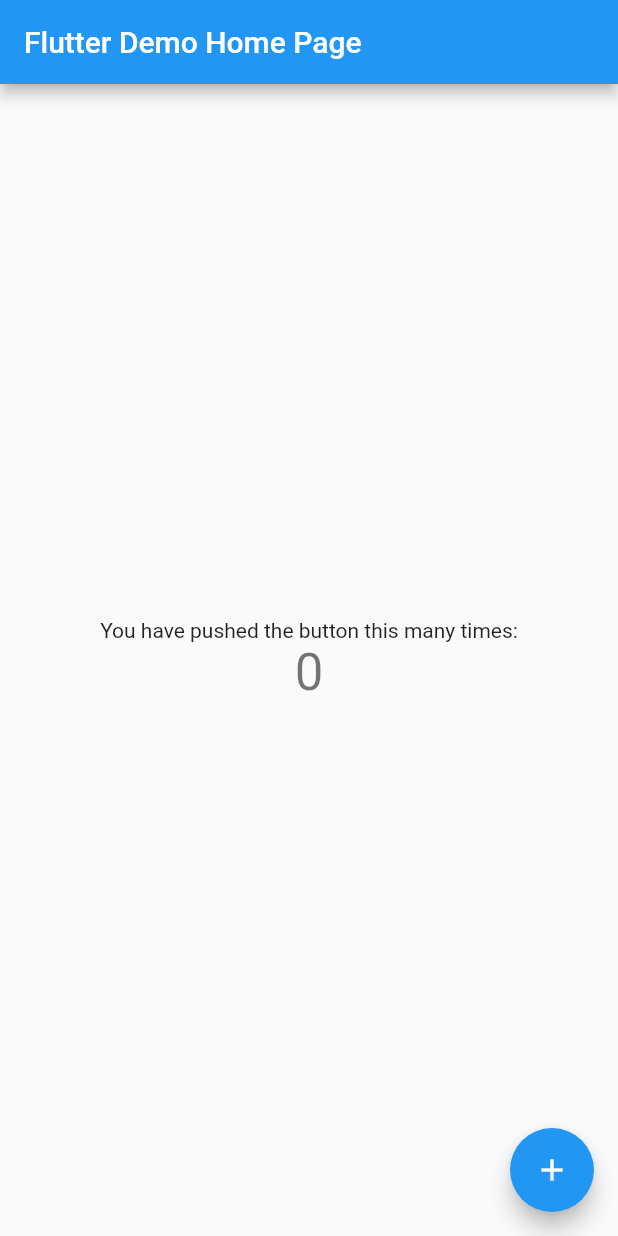
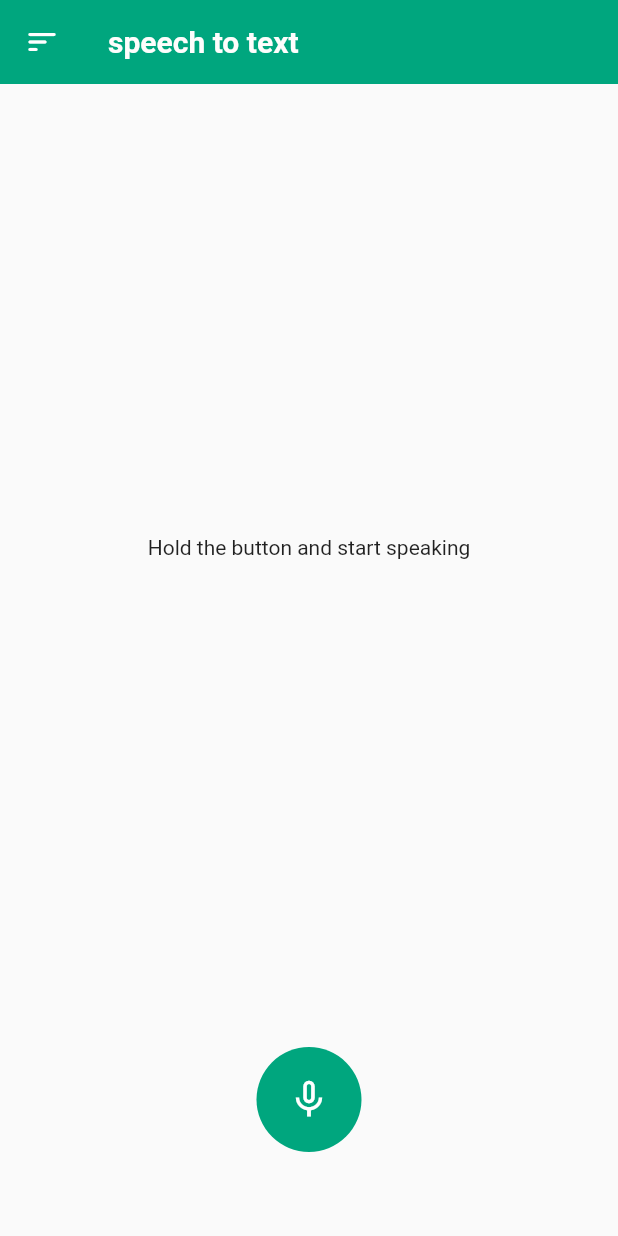
Before and after one commit to smahesh77/Flutter-Voice-Assistant, a Flutter app: the screen it shows after launch, on a phone screen of 412 x 824 dp. Run offline on Flutter 3.47's test engine with Material 2 defaults, Android fonts, the phone set to English and light mode, and no system bars; drawn by our look-alikes of avatar_glow; our stand-ins replace speech_to_text.

Commit message:
speech to text implimeneted

```diff
--- /dev/null
+++ b/lib/colors.dart
@@ -0,0 +1,4 @@
+import 'package:flutter/material.dart';
+
+const bgColor = Color(0xff00A67E);
+const textColor = Color(0xffFEFDFc);
--- a/lib/main.dart
+++ b/lib/main.dart
@@ -1,4 +1,5 @@
 import 'package:flutter/material.dart';
+import 'package:voice_assistant/speechScreen.dart';
 
 void main() {
   runApp(const MyApp());
@@ -11,105 +12,13 @@ class MyApp extends StatelessWidget {
   @override
   Widget build(BuildContext context) {
     return MaterialApp(
-      title: 'Flutter Demo',
+      title: 'Speech to Text',
       theme: ThemeData(
-        // This is the theme of your application.
-        //
-        // Try running your application with "flutter run". You'll see the
-        // application has a blue toolbar. Then, without quitting the app, try
-        // changing the primarySwatch below to Colors.green and then invoke
-        // "hot reload" (press "r" in the console where you ran "flutter run",
-        // or simply save your changes to "hot reload" in a Flutter IDE).
-        // Notice that the counter didn't reset back to zero; the application
-        // is not restarted.
+
         primarySwatch: Colors.blue,
       ),
-      home: const MyHomePage(title: 'Flutter Demo Home Page'),
+      home: SpeechScreen(),
+      debugShowCheckedModeBanner: false,
     );
   }
 }
-
-class MyHomePage extends StatefulWidget {
-  const MyHomePage({super.key, required this.title});
-
-  // This widget is the home page of your application. It is stateful, meaning
-  // that it has a State object (defined below) that contains fields that affect
-  // how it looks.
-
-  // This class is the configuration for the state. It holds the values (in this
-  // case the title) provided by the parent (in this case the App widget) and
-  // used by the build method of the State. Fields in a Widget subclass are
-  // always marked "final".
-
-  final String title;
-
-  @override
-  State<MyHomePage> createState() => _MyHomePageState();
-}
-
-class _MyHomePageState extends State<MyHomePage> {
-  int _counter = 0;
-
-  void _incrementCounter() {
-    setState(() {
-      // This call to setState tells the Flutter framework that something has
-      // changed in this State, which causes it to rerun the build method below
-      // so that the display can reflect the updated values. If we changed
-      // _counter without calling setState(), then the build method would not be
-      // called again, and so nothing would appear to happen.
-      _counter++;
-    });
-  }
-
-  @override
-  Widget build(BuildContext context) {
-    // This method is rerun every time setState is called, for instance as done
-    // by the _incrementCounter method above.
-    //
-    // The Flutter framework has been optimized to make rerunning build methods
-    // fast, so that you can just rebuild anything that needs updating rather
-    // than having to individually change instances of widgets.
-    return Scaffold(
-      appBar: AppBar(
-        // Here we take the value from the MyHomePage object that was created by
-        // the App.build method, and use it to set our appbar title.
-        title: Text(widget.title),
-      ),
-      body: Center(
-        // Center is a layout widget. It takes a single child and positions it
-        // in the middle of the parent.
-        child: Column(
-          // Column is also a layout widget. It takes a list of children and
-          // arranges them vertically. By default, it sizes itself to fit its
-          // children horizontally, and tries to be as tall as its parent.
-          //
-          // Invoke "debug painting" (press "p" in the console, choose the
-          // "Toggle Debug Paint" action from the Flutter Inspector in Android
-          // Studio, or the "Toggle Debug Paint" command in Visual Studio Code)
-          // to see the wireframe for each widget.
-          //
-          // Column has various properties to control how it sizes itself and
-          // how it positions its children. Here we use mainAxisAlignment to
-          // center the children vertically; the main axis here is the vertical
-          // axis because Columns are vertical (the cross axis would be
-          // horizontal).
-          mainAxisAlignment: MainAxisAlignment.center,
-          children: <Widget>[
-            const Text(
-              'You have pushed the button this many times:',
-            ),
-            Text(
-              '$_counter',
-              style: Theme.of(context).textTheme.headlineMedium,
-            ),
-          ],
-        ),
-      ),
-      floatingActionButton: FloatingActionButton(
-        onPressed: _incrementCounter,
-        tooltip: 'Increment',
-        child: const Icon(Icons.add),
-      ), // This trailing comma makes auto-formatting nicer for build methods.
-    );
-  }
-}
--- /dev/null
+++ b/lib/speechScreen.dart
@@ -0,0 +1,89 @@
+import 'package:avatar_glow/avatar_glow.dart';
+import 'package:flutter/material.dart';
+import 'package:flutter/src/widgets/framework.dart';
+import 'package:flutter/src/widgets/placeholder.dart';
+import 'package:speech_to_text/speech_to_text.dart';
+import 'package:voice_assistant/colors.dart';
+
+class SpeechScreen extends StatefulWidget {
+  const SpeechScreen({super.key});
+
+  @override
+  State<SpeechScreen> createState() => _SpeechScreenState();
+}
+
+class _SpeechScreenState extends State<SpeechScreen> {
+  SpeechToText speechtotext = SpeechToText();
+  var text = "Hold the button and start speaking";
+  var isListening = false;
+
+  @override
+  Widget build(BuildContext context) {
+    return Scaffold(
+        appBar: AppBar(
+          leading: IconButton(
+              onPressed: () {}, icon: const Icon(Icons.sort_rounded)),
+          backgroundColor: bgColor,
+          elevation: 0.0,
+          title: const Text(
+            "speech to text",
+            style: TextStyle(fontWeight: FontWeight.w600, color: textColor),
+          ),
+        ),
+        body: Container(
+          //color: Colors.blue,
+          padding: const EdgeInsets.symmetric(horizontal: 24, vertical: 16),
+          margin: const EdgeInsets.only(bottom: 150),
+          child: Center(
+              child: Text(
+            text,
+          )),
+        ),
+        floatingActionButtonLocation:
+            FloatingActionButtonLocation.centerFloat, // to set it to center
+        floatingActionButton: AvatarGlow(
+          endRadius: 75.0,
+          animate: isListening,
+          duration: Duration(milliseconds: 2000),
+          glowColor: bgColor,
+          repeat: true,
+          repeatPauseDuration: Duration(milliseconds: -500),
+          showTwoGlows: true,
+          child: GestureDetector(
+            onTapDown: (deets) async {
+              if (!isListening) {
+                var available = await speechtotext.initialize();
+                if (available) {
+                  setState(() {
+                    isListening = true;
+                    speechtotext.listen(onResult: (result) {
+                      setState(() {
+                        text = result.recognizedWords;
+                      });
+                    });
+                  });
+                }
+              }
+            },
+            onTapUp: (deets) {
+              setState(() {
+                isListening = false;
+              });
+              speechtotext.stop();
+            },
+            child: CircleAvatar(
+              backgroundColor: bgColor,
+              radius: 35,
+              child: Icon(
+                isListening
+                    ? Icons.mic
+                    : Icons
+                        .mic_none, // to change the icon as per the value of islintening
+                color: Colors.white,
+                size: 30,
+              ),
+            ),
+          ),
+        ));
+  }
+}
--- a/pubspec.yaml
+++ b/pubspec.yaml
@@ -35,6 +35,8 @@ dependencies:
   # The following adds the Cupertino Icons font to your application.
   # Use with the CupertinoIcons class for iOS style icons.
   cupertino_icons: ^1.0.2
+  avatar_glow: ^2.0.2
+  speech_to_text: ^6.1.1
 
 dev_dependencies:
   flutter_test:
```
Also changed, not shown: pubspec.lock, 2 other files.
